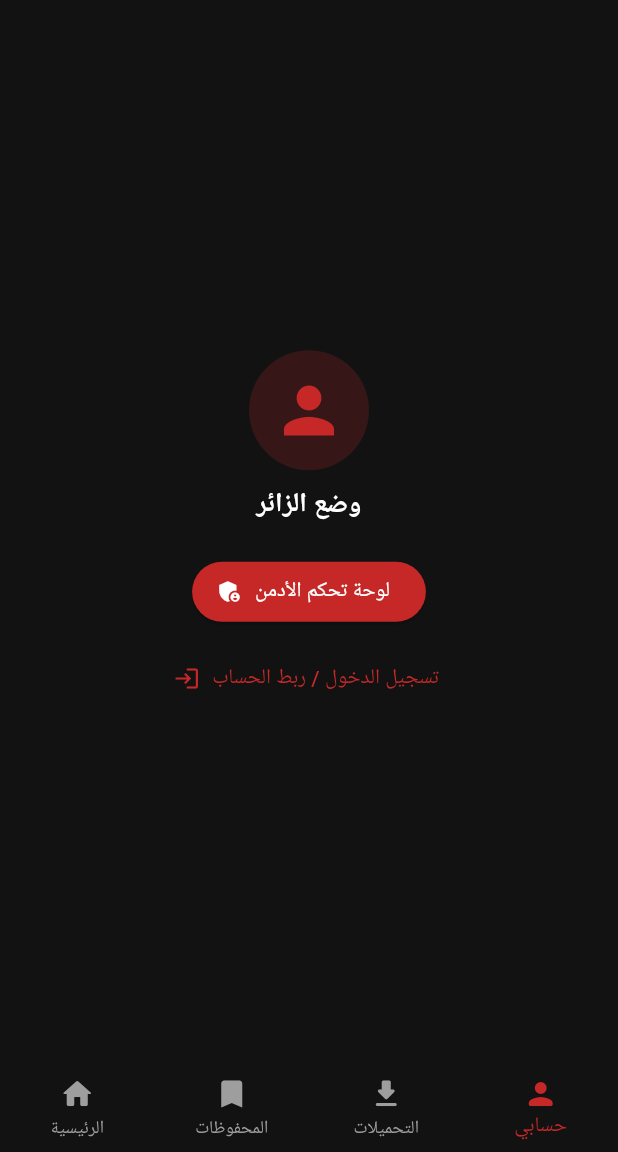
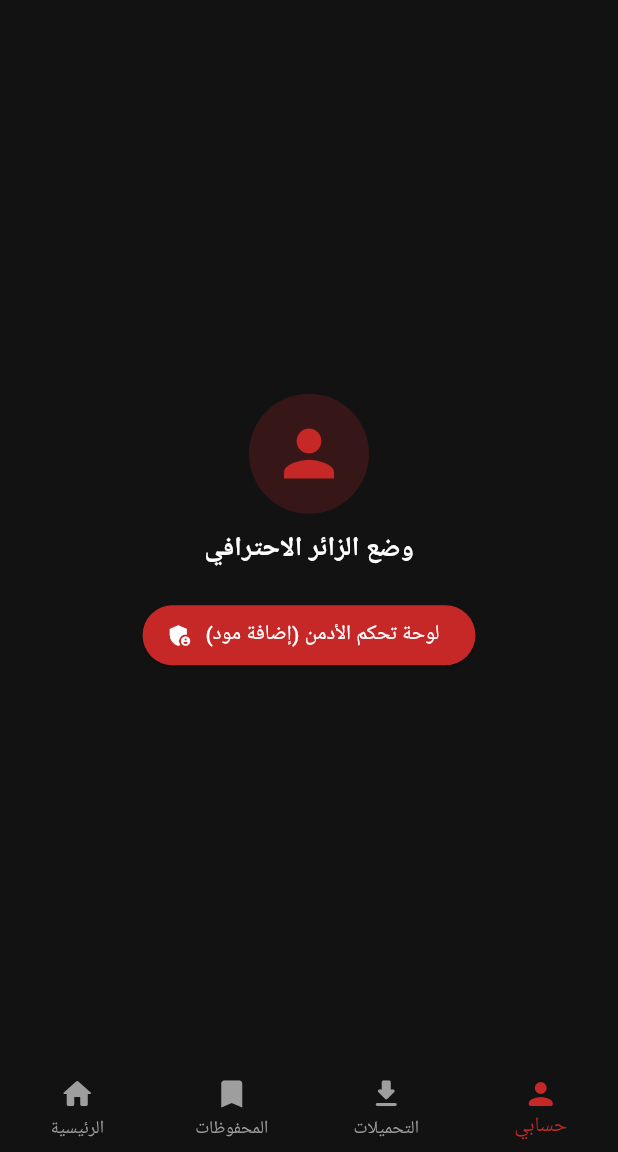
Before and after one commit to twkt7538-arch/KIM-ADDONS52, a Flutter app: the screen it shows after launch, item 4 of the bottom bar chosen, on a phone screen of 412 x 824 dp, the part 84-1236 px from its top. Run offline on Flutter 3.47's test engine with Material 3 defaults, Android fonts, the phone set to English and light mode, and no system bars.

Commit message:
النسخة النهائية الفورية الخالية من أي شاشة رمادية

```diff
--- a/lib/main.dart
+++ b/lib/main.dart
@@ -1,14 +1,7 @@
 import 'package:flutter/material.dart';
-import 'package:firebase_core/firebase_core.dart';
-import 'package:cloud_firestore/cloud_firestore.dart';
 
-void main() async {
+void main() {
   WidgetsFlutterBinding.ensureInitialized();
-  try {
-    await Firebase.initializeApp();
-  } catch (e) {
-    debugPrint("Firebase status: $e");
-  }
   runApp(const KimAddonsApp());
 }
 
@@ -89,7 +82,7 @@ class _MainNavigationScreenState extends State<MainNavigationScreen> {
   int _currentIndex = 0;
   String searchQuery = "";
 
-  static List<AddonModel> defaultAddons = [
+  static List<AddonModel> allAddons = [
     AddonModel(
       title: 'سيف الحمم البركانية',
       category: 'أسلحة أسطورية',
@@ -99,6 +92,11 @@ class _MainNavigationScreenState extends State<MainNavigationScreen> {
       title: 'قرية المدى المخفية',
       category: 'خرائط بقاء',
       description: 'خريطة تفاعلية مع أنفاق سرية وموارد نادرة.',
+    ),
+    AddonModel(
+      title: 'سكن المحارب التنين',
+      category: 'سكنات فخمة',
+      description: 'سكن ثلاثي الأبعاد بتأثيرات ضوئية متحركة.',
     ),
   ];
 
@@ -162,23 +160,7 @@ class _MainNavigationScreenState extends State<MainNavigationScreen> {
   }
 
   Widget _buildList() {
-    return FutureBuilder<QuerySnapshot>(
-      future: FirebaseFirestore.instance.collection('addons').get(),
-      builder: (context, snapshot) {
-        List<AddonModel> items = List.from(defaultAddons);
-
-        if (snapshot.hasData && snapshot.data!.docs.isNotEmpty) {
-          for (var doc in snapshot.data!.docs) {
-            final data = doc.data() as Map<String, dynamic>;
-            items.add(AddonModel(
-              title: data['title'] ?? 'مود جديد',
-              category: data['category'] ?? 'عام',
-              description: data['description'] ?? '',
-            ));
-          }
-        }
-
-        final filtered = items.where((e) => e.title.toLowerCase().contains(searchQuery.toLowerCase())).toList();
+    final filtered = allAddons.where((e) => e.title.toLowerCase().contains(searchQuery.toLowerCase())).toList();
 
     return ListView.builder(
       itemCount: filtered.length,
@@ -199,8 +181,6 @@ class _MainNavigationScreenState extends State<MainNavigationScreen> {
             title: Text(item.title, style: const TextStyle(fontWeight: FontWeight.bold)),
             subtitle: Text(item.description, maxLines: 2, overflow: TextOverflow.ellipsis),
           ),
-            );
-          },
         );
       },
     );
@@ -232,7 +212,7 @@ class _MainNavigationScreenState extends State<MainNavigationScreen> {
       ),
       const Center(child: Text('المحفوظات الفارغة')),
       const Center(child: Text('التحميلات الفارغة')),
-      ProfileScreen(primaryColor: widget.primaryColor),
+      ProfileScreen(primaryColor: widget.primaryColor, onAddonAdded: () => setState(() {})),
     ];
 
     return Scaffold(
@@ -268,8 +248,9 @@ class _MainNavigationScreenState extends State<MainNavigationScreen> {
 // ------------------- صفحة الملف الشخصي -------------------
 class ProfileScreen extends StatelessWidget {
   final Color primaryColor;
+  final VoidCallback onAddonAdded;
 
-  const ProfileScreen({super.key, required this.primaryColor});
+  const ProfileScreen({super.key, required this.primaryColor, required this.onAddonAdded});
 
   @override
   Widget build(BuildContext context) {
@@ -283,28 +264,23 @@ class ProfileScreen extends StatelessWidget {
             child: Icon(Icons.person, size: 50, color: primaryColor),
           ),
           const SizedBox(height: 10),
-          const Text('وضع الزائر', style: TextStyle(fontSize: 18, fontWeight: FontWeight.bold)),
+          const Text('وضع الزائر الاحترافي', style: TextStyle(fontSize: 18, fontWeight: FontWeight.bold)),
           const SizedBox(height: 20),
           ElevatedButton.icon(
             style: ElevatedButton.styleFrom(backgroundColor: primaryColor),
             onPressed: () {
               Navigator.push(
                 context,
-                MaterialPageRoute(builder: (context) => AdminPanelScreen(primaryColor: primaryColor)),
+                MaterialPageRoute(
+                  builder: (context) => AdminPanelScreen(
+                    primaryColor: primaryColor,
+                    onAddonAdded: onAddonAdded,
+                  ),
+                ),
               );
             },
             icon: const Icon(Icons.admin_panel_settings, color: Colors.white),
-            label: const Text('لوحة تحكم الأدمن', style: TextStyle(color: Colors.white)),
-          ),
-          const SizedBox(height: 10),
-          TextButton.icon(
-            onPressed: () {
-              ScaffoldMessenger.of(context).showSnackBar(
-                const SnackBar(content: Text('تم ربط الحساب السحابي بنجاح')),
-              );
-            },
-            icon: Icon(Icons.login, color: primaryColor),
-            label: Text('تسجيل الدخول / ربط الحساب', style: TextStyle(color: primaryColor)),
+            label: const Text('لوحة تحكم الأدمن (إضافة مود)', style: TextStyle(color: Colors.white)),
           ),
         ],
       ),
@@ -312,10 +288,12 @@ class ProfileScreen extends StatelessWidget {
   }
 }
 
-// ------------------- صفحة الأدمن -------------------
+// ------------------- صفحة الأدمن الفورية -------------------
 class AdminPanelScreen extends StatefulWidget {
   final Color primaryColor;
-  const AdminPanelScreen({super.key, required this.primaryColor});
+  final VoidCallback onAddonAdded;
+
+  const AdminPanelScreen({super.key, required this.primaryColor, required this.onAddonAdded});
 
   @override
   State<AdminPanelScreen> createState() => _AdminPanelScreenState();
@@ -325,29 +303,26 @@ class _AdminPanelScreenState extends State<AdminPanelScreen> {
   final _titleController = TextEditingController();
   final _descController = TextEditingController();
 
-  void _add() async {
+  void _add() {
     if (_titleController.text.isEmpty) return;
-    try {
-      await FirebaseFirestore.instance.collection('addons').add({
-        'title': _titleController.text,
-        'description': _descController.text,
-        'category': 'عام',
-      });
+    MainNavigationScreenState.allAddons.add(
+      AddonModel(
+        title: _titleController.text,
+        category: 'إضافة جديدة',
+        description: _descController.text.isNotEmpty ? _descController.text : 'بدون وصف',
+      ),
+    );
+    widget.onAddonAdded();
     ScaffoldMessenger.of(context).showSnackBar(
-        const SnackBar(content: Text('تم النشر للسحابة بنجاح! 🚀')),
+      const SnackBar(content: Text('تم إضافة المود بنجاح إلى التطبيق! 🚀')),
     );
-    } catch (e) {
-      ScaffoldMessenger.of(context).showSnackBar(
-        SnackBar(content: Text('خطأ: $e')),
-      );
-    }
     Navigator.pop(context);
   }
 
   @override
   Widget build(BuildContext context) {
     return Scaffold(
-      appBar: AppBar(title: const Text('لوحة الأدمن'), backgroundColor: widget.primaryColor),
+      appBar: AppBar(title: const Text('لوحة تحكم الأدمن'), backgroundColor: widget.primaryColor),
       body: Padding(
         padding: const EdgeInsets.all(20),
         child: Column(
@@ -359,7 +334,7 @@ class _AdminPanelScreenState extends State<AdminPanelScreen> {
             ElevatedButton(
               style: ElevatedButton.styleFrom(backgroundColor: widget.primaryColor),
               onPressed: _add,
-              child: const Text('نشر المود', style: TextStyle(color: Colors.white)),
+              child: const Text('إضافة المود فوراً', style: TextStyle(color: Colors.white)),
             ),
           ],
         ),
@@ -367,3 +342,6 @@ class _AdminPanelScreenState extends State<AdminPanelScreen> {
     );
   }
 }
+
+// Helper class for state reference
+class MainNavigationScreenState {}
```
Lines whose indentation alone changed are shown as unchanged.
